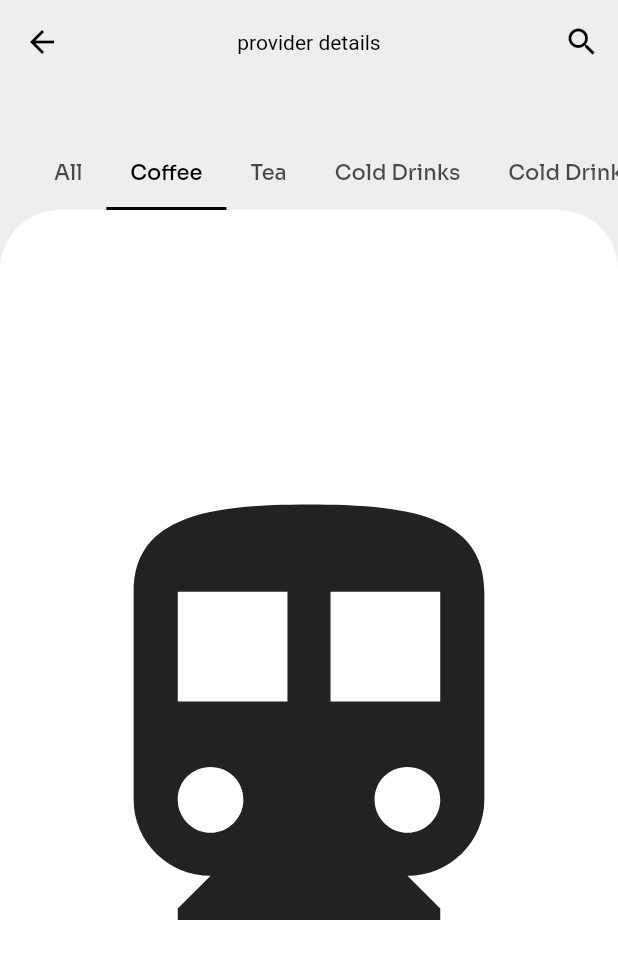
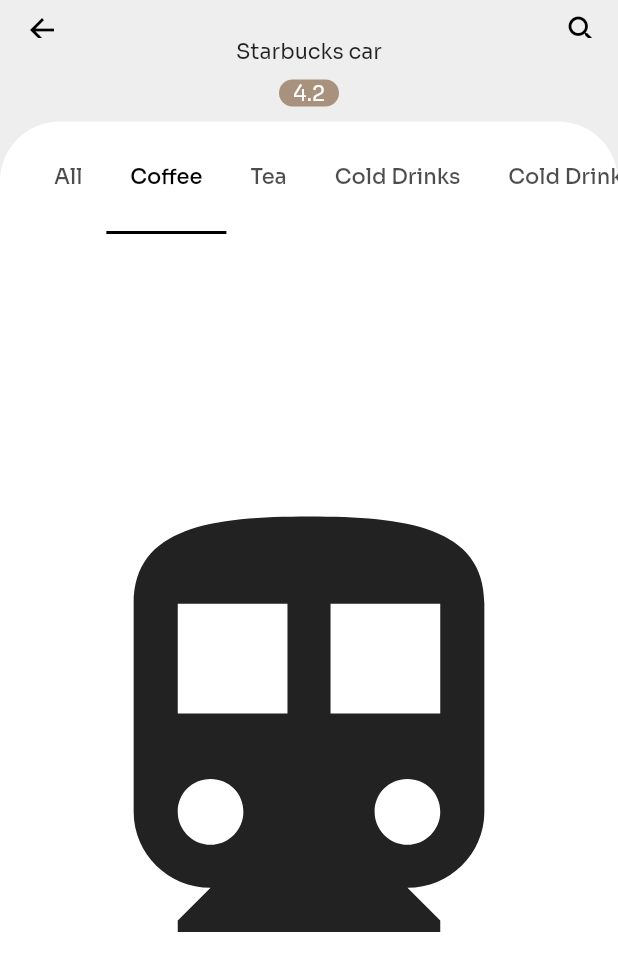
Before and after one commit to mohamadElEaswy/coffee-car-user-app, a Flutter app: the ProviderProductsPage screen opened by its route, tab 2 chosen, on a phone screen of 412 x 824 dp. Shown: the top 971 px of the screen. Run offline on Flutter 3.47's test engine with Material 2 defaults, Android fonts, the phone set to English and light mode, and no system bars; our stand-ins replace cloud_firestore, connectivity_plus, firebase_auth, firebase_core, flutter_bloc, font_awesome_flutter and 5 more; accounts and stored records are empty; generated files the repository leaves out were written again.

Commit message:
init car screen

```diff
--- a/lib/src/core/navigation/navigation_methods.dart
+++ b/lib/src/core/navigation/navigation_methods.dart
@@ -28,31 +28,25 @@ class RouteMethods {
       case Profile.route:
         return _materialPageRoute(
             page: const Profile(), fullscreenDialog: true);
-      case Cart.route:
-        return _materialPageRoute(page: const Cart(), fullscreenDialog: true);
+      // case Cart.route:
+      //   return _materialPageRoute(page: const Cart(), fullscreenDialog: true);
       case SignInWithEmailAndPhone.route:
-        return _materialPageRoute(
-            page: SignInWithEmailAndPhone());
-      // case UserStatus.route:
-      //   return _materialPageRoute(
-      //       page: const UserStatus());
+        return _materialPageRoute(page: SignInWithEmailAndPhone());
+
       case ProvidersPage.route:
         return _materialPageRoute(
           page: const ProvidersPage(),
         );
-        // case LandingPage.route:
-        // return _materialPageRoute(
-        //   page: const LandingPage(),
-        // );
+
       case AccountInfo.route:
         return _materialPageRoute(page: const AccountInfo());
-        case StreamTestPage.route:
+      case StreamTestPage.route:
         return _materialPageRoute(page: const StreamTestPage());
       case OTPPage.route:
         return _materialPageRoute(page: OTPPage(phoneNumber: args));
-        case ProviderProductsPage.route:
+      case ProviderProductsPage.route:
         return _materialPageRoute(page: const ProviderProductsPage());
-        case ProductDetailPage.route:
+      case ProductDetailPage.route:
         return _materialPageRoute(page: const ProductDetailPage());
       default:
         return _materialPageRoute(page: const ErrorPage());
--- a/lib/src/ui/colors/static_colors.dart
+++ b/lib/src/ui/colors/static_colors.dart
@@ -7,6 +7,8 @@ class GlobalStaticColors{
   static const Color deepBlue = Color(0xfff022741);
   static const Color buttonBrown = Color(0xfffA9927D);
   static const Color dividerColor = Color(0xfffFCF9F4);
+  static Color? greyBackground = Colors.grey[200];
+  static Color? whiteBackground = Colors.white;
 
 }
 
--- a/lib/src/ui/pages/provider_products_page/provider_products_page.dart
+++ b/lib/src/ui/pages/provider_products_page/provider_products_page.dart
@@ -1,5 +1,7 @@
 import 'package:flutter/material.dart';
 import 'package:mk/src/ui/pages/provider_products_page/products_page_body.dart';
+
+import '../../colors/static_colors.dart';
 
 class ProviderProductsPage extends StatefulWidget {
   static const String route = '/provider_products_page';
@@ -36,17 +38,45 @@ class MyScrollTabListHomePageState extends State<ProviderProductsPage>
   @override
   Widget build(BuildContext context) {
     return Scaffold(
-      backgroundColor: Colors.grey[200],
+      // backgroundColor: Colors.grey[200],
       body: DefaultTabController(
         length: 5,
         child: NestedScrollView(
           headerSliverBuilder: (context, value) {
             return [
               SliverAppBar(
-                expandedHeight: 140,
+                // flexibleSpace: const FlexibleSpaceBar(
+                //   title: Text("Some title"),
+                //   titlePadding: EdgeInsets.all(5),centerTitle: true,
+                // ),
+                // expandedHeight: 140,
                 actions: actions,
-                title: const Text('provider details'),
-                bottom: TabBar(
+                // title: const Text('provider details'),
+                bottom: PreferredSize(
+                  preferredSize: const Size.fromHeight(100),
+                  child: Column(
+                    children: [
+                      const Text('Starbucks car'),const SizedBox(height: 10),
+                      Container(
+                          width: 40,
+                          decoration: BoxDecoration(
+                            color: GlobalStaticColors.buttonBrown,
+                            borderRadius: BorderRadius.circular(10),
+                          ),
+                          child: const Center(
+                              child: Text(
+                            '4.2',
+                            style: TextStyle(color: Colors.white),
+                          ))),
+                      const SizedBox(height: 10),
+                      Container(
+                        height: 75,
+                        decoration: BoxDecoration(
+                          color: Colors.white,
+                          borderRadius: BorderRadius.only(
+                              topLeft: radius, topRight: radius),
+                        ),
+                        child: TabBar(
                           // controller: _tabController,
                           isScrollable: true,
                           tabs: tabs,
@@ -56,18 +86,15 @@ class MyScrollTabListHomePageState extends State<ProviderProductsPage>
                           indicatorColor: Colors.black,
                         ),
                       ),
+                    ],
+                  ),
+                ),
+              ),
             ];
           },
-          body: Container(
-            decoration: BoxDecoration(
-              color: Colors.white,
-              borderRadius:
-                  BorderRadius.only(topLeft: radius, topRight: radius),
-            ),
-            child: TabBarView(
+          body: TabBarView(
             physics: const BouncingScrollPhysics(),
             children: tabBarViewList,
-            ),
           ),
         ),
       ),
```
Also changed, not shown: lib/src/core/bloc/cubit/cubit.dart (+3 -4 lines), lib/src/ui/pages/cart/cart_card.dart (added, +100 -0 lines), lib/src/ui/pages/cart/cart_page.dart (+19 -5 lines), lib/src/ui/pages/profile/profile_page.dart (+1 -18 lines). Lines whose indentation alone changed are shown as unchanged.
